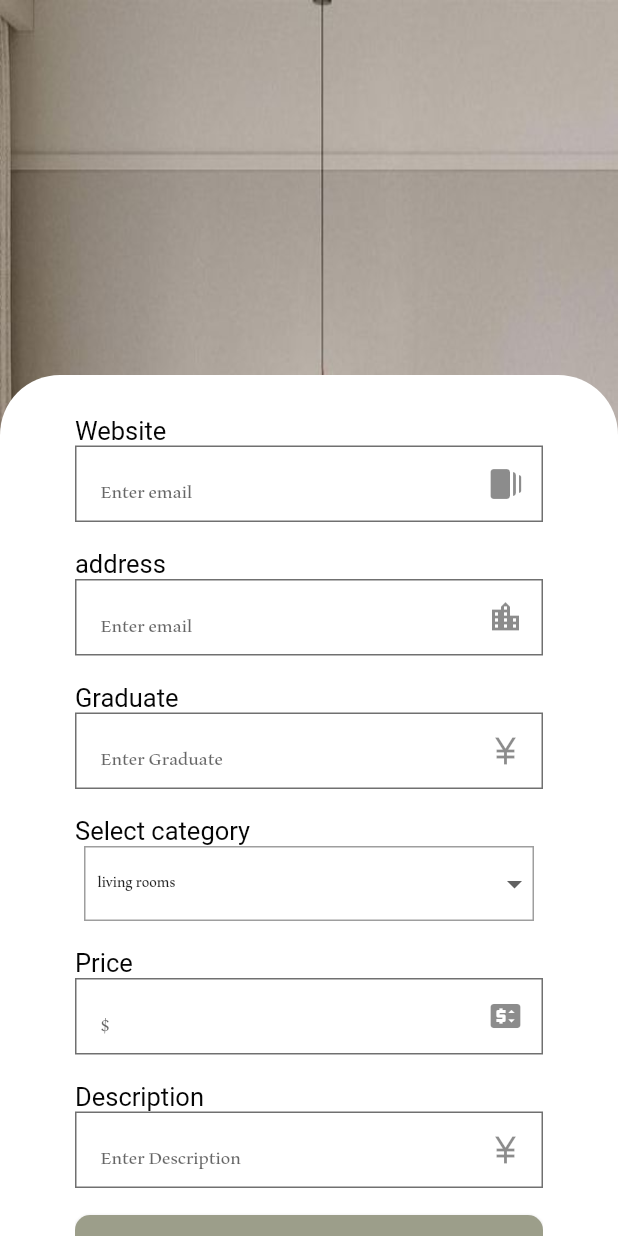
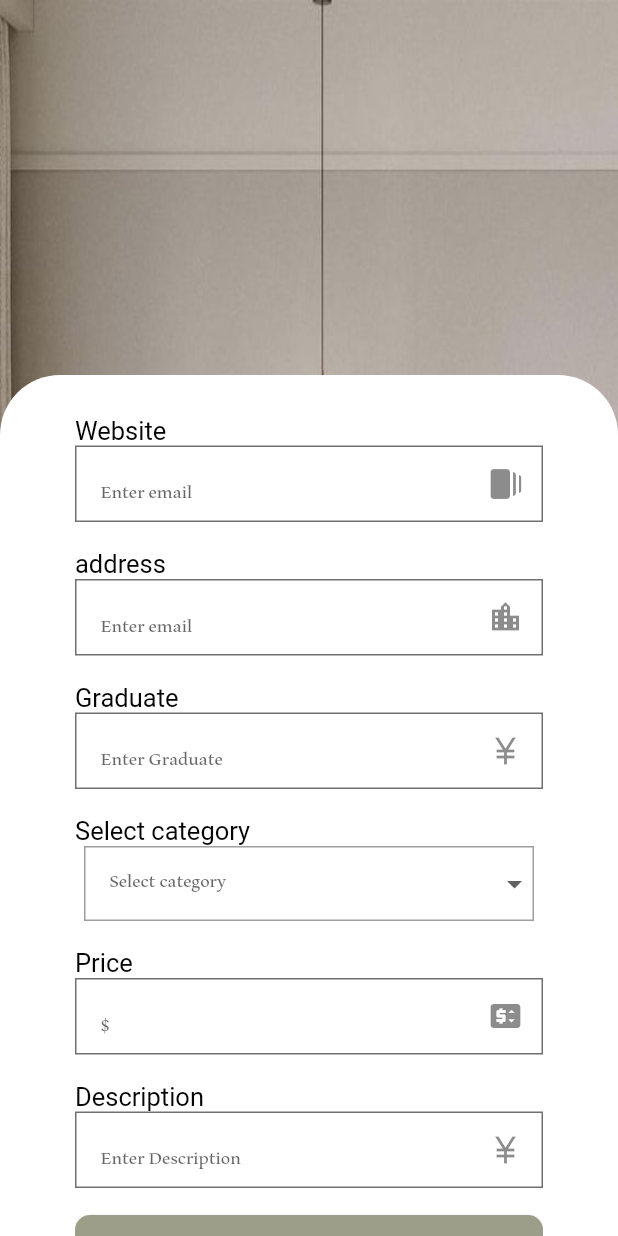
Before and after one commit to asilnaji21/ImaginationStudio, a Flutter app: the SignUpView screen opened by its route, scrolled down 576 dp, on a phone screen of 412 x 824 dp. Run offline on Flutter 3.47's test engine with Material 2 defaults, Android fonts, the phone set to English and light mode, and no system bars; our stand-ins replace carousel_slider, flutter_colorpicker; Roboto replaces fonts that are missing (assets/aldhabi.ttf).

Commit message:
edit value in  CustomDropDawnButton

```diff
--- a/lib/presentaion/widgets/dropDawnmenu_hidden.dart
+++ b/lib/presentaion/widgets/dropDawnmenu_hidden.dart
@@ -1,10 +1,16 @@
 import 'package:flutter/material.dart';
 
-class CustomDropDawnButton extends StatelessWidget {
+class CustomDropDawnButton extends StatefulWidget {
   const CustomDropDawnButton({
     super.key,
   });
 
+  @override
+  State<CustomDropDawnButton> createState() => _CustomDropDawnButtonState();
+}
+
+class _CustomDropDawnButtonState extends State<CustomDropDawnButton> {
+  String? _selectedValue;
   @override
   Widget build(BuildContext context) {
     return Container(
@@ -13,12 +19,23 @@ class CustomDropDawnButton extends StatelessWidget {
         border: Border.all(color: Colors.grey),
       ),
       child: DropdownButtonHideUnderline(
-        // Wrap the DropdownButton with DropdownButtonHideUnderline
         child: DropdownButton<String>(
+          hint: const Padding(
+            padding: EdgeInsets.only(
+              left: 16,
+            ),
+            child: Text(
+              "Select category",
+              style: TextStyle(fontSize: 20, fontFamily: "Aldhabi"),
+            ),
+          ),
           isExpanded: true,
-          value: 'living rooms',
+          value: _selectedValue,
           onChanged: (String? newValue) {
-
+            setState(() {
+              _selectedValue = newValue;
+              print(newValue);
+            });
           },
           items: <String>[
             'living rooms',
@@ -30,7 +47,7 @@ class CustomDropDawnButton extends StatelessWidget {
               value: value,
               child: Padding(
                 padding: const EdgeInsets.all(8.0),
-                child: Text(value),
+                child: Text(value, style: const TextStyle(fontSize: 20)),
               ),
             );
           }).toList(),
```
